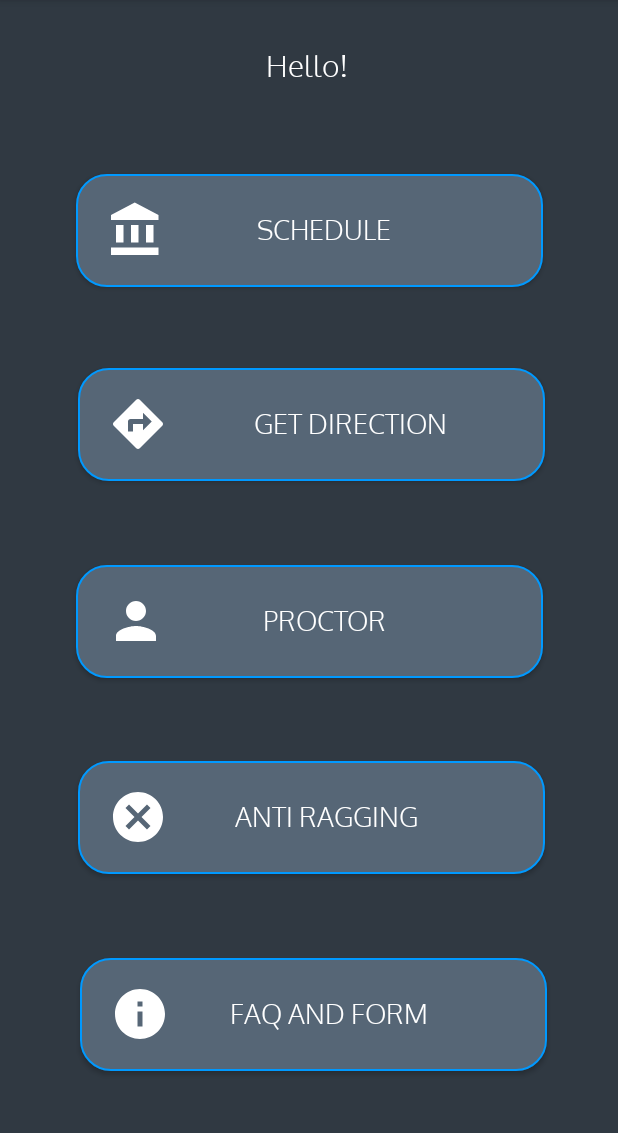
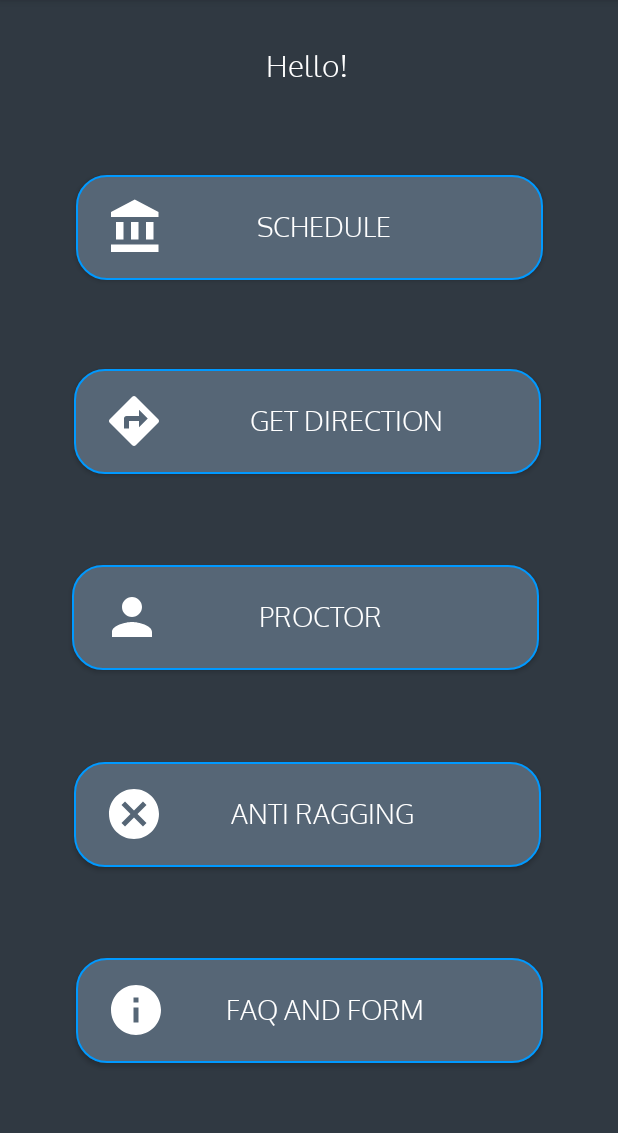
Before and after one commit to sp53/VITFreshers, an Android app: the layout activity_after_login.xml on its own in the app's theme, with its tools: preview values and no code run, on a phone screen of 412 x 824 dp, the part 84-1217 px from its top. Run offline under Robolectric (Android 15) with nearby library versions, the phone set to English and light mode, and no system bars.

Commit message:
Button size changed

```diff
--- a/app/src/main/res/layout/activity_after_login.xml
+++ b/app/src/main/res/layout/activity_after_login.xml
@@ -80,9 +80,9 @@
     <Button
         android:id="@+id/button4"
         android:layout_width="311dp"
-        android:layout_height="75dp"
+        android:layout_height="70dp"
         android:layout_margin="1dp"
-        android:layout_marginTop="32dp"
+        android:layout_marginTop="16dp"
         android:layout_marginBottom="1dp"
         android:background="@drawable/after_login_button"
         android:drawableLeft="@drawable/ic_directions_black_40dp"
@@ -96,16 +96,17 @@
         android:textSize="18sp"
         app:layout_constraintBottom_toTopOf="@+id/button2"
         app:layout_constraintEnd_toEndOf="@+id/button"
-        app:layout_constraintHorizontal_bias="0.0"
+        app:layout_constraintHorizontal_bias="1.0"
         app:layout_constraintStart_toStartOf="@+id/button"
-        app:layout_constraintTop_toBottomOf="@+id/button" />
+        app:layout_constraintTop_toBottomOf="@+id/button"
+        app:layout_constraintVertical_bias="0.0" />
 
     <Button
         android:id="@+id/button2"
         android:layout_width="311dp"
-        android:layout_height="75dp"
+        android:layout_height="70dp"
         android:layout_margin="1dp"
-        android:layout_marginTop="32dp"
+        android:layout_marginTop="16dp"
         android:layout_marginBottom="1dp"
         android:background="@drawable/after_login_button"
         android:drawableStart="@drawable/ic_person_black_40dp"
@@ -129,7 +130,7 @@
     <Button
         android:id="@+id/button"
         android:layout_width="311dp"
-        android:layout_height="75dp"
+        android:layout_height="70dp"
         android:layout_margin="1dp"
         android:layout_marginStart="8dp"
         android:layout_marginLeft="8dp"
@@ -156,9 +157,9 @@
     <Button
         android:id="@+id/button3"
         android:layout_width="311dp"
-        android:layout_height="75dp"
+        android:layout_height="70dp"
         android:layout_margin="1dp"
-        android:layout_marginTop="32dp"
+        android:layout_marginTop="16dp"
         android:layout_marginBottom="1dp"
         android:background="@drawable/after_login_button"
         android:drawableLeft="@drawable/ic_cancel_black_40dp"
@@ -179,9 +180,9 @@
     <Button
         android:id="@+id/button5"
         android:layout_width="311dp"
-        android:layout_height="75dp"
+        android:layout_height="70dp"
         android:layout_margin="1dp"
-        android:layout_marginTop="32dp"
+        android:layout_marginTop="16dp"
         android:layout_marginBottom="187dp"
         android:background="@drawable/after_login_button"
         android:drawableLeft="@drawable/ic_info_white_40dp"
```
